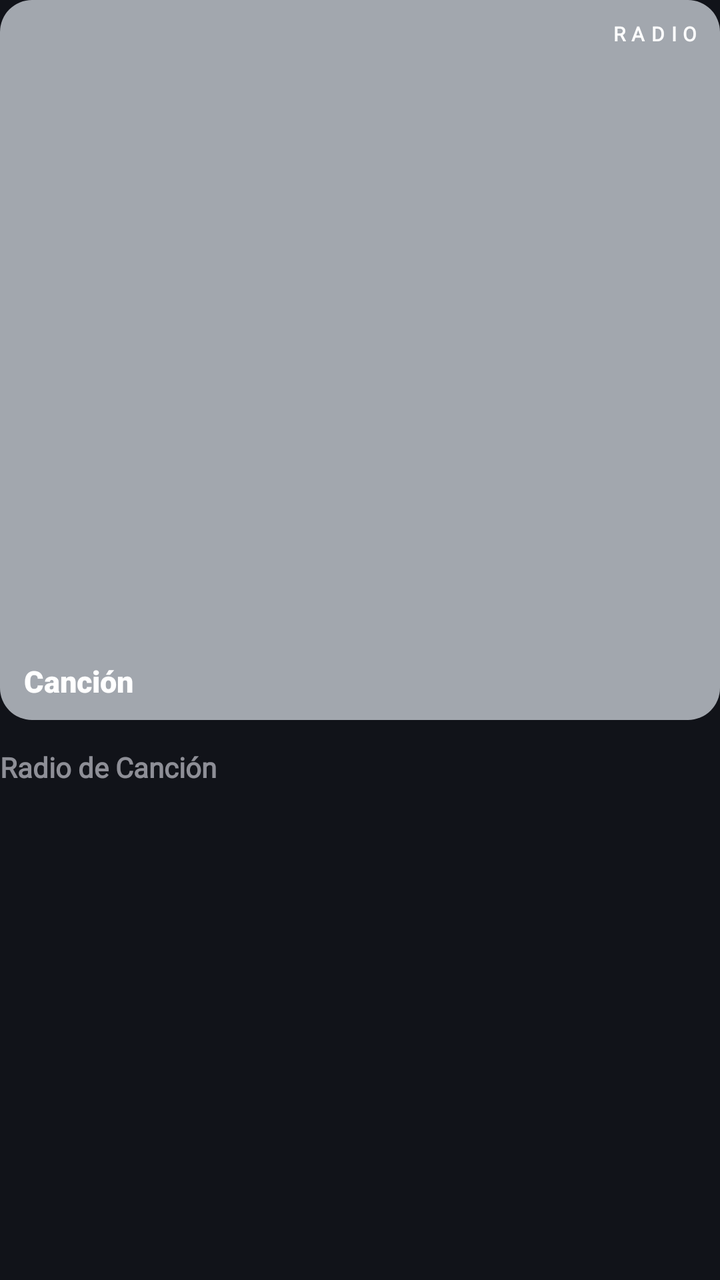
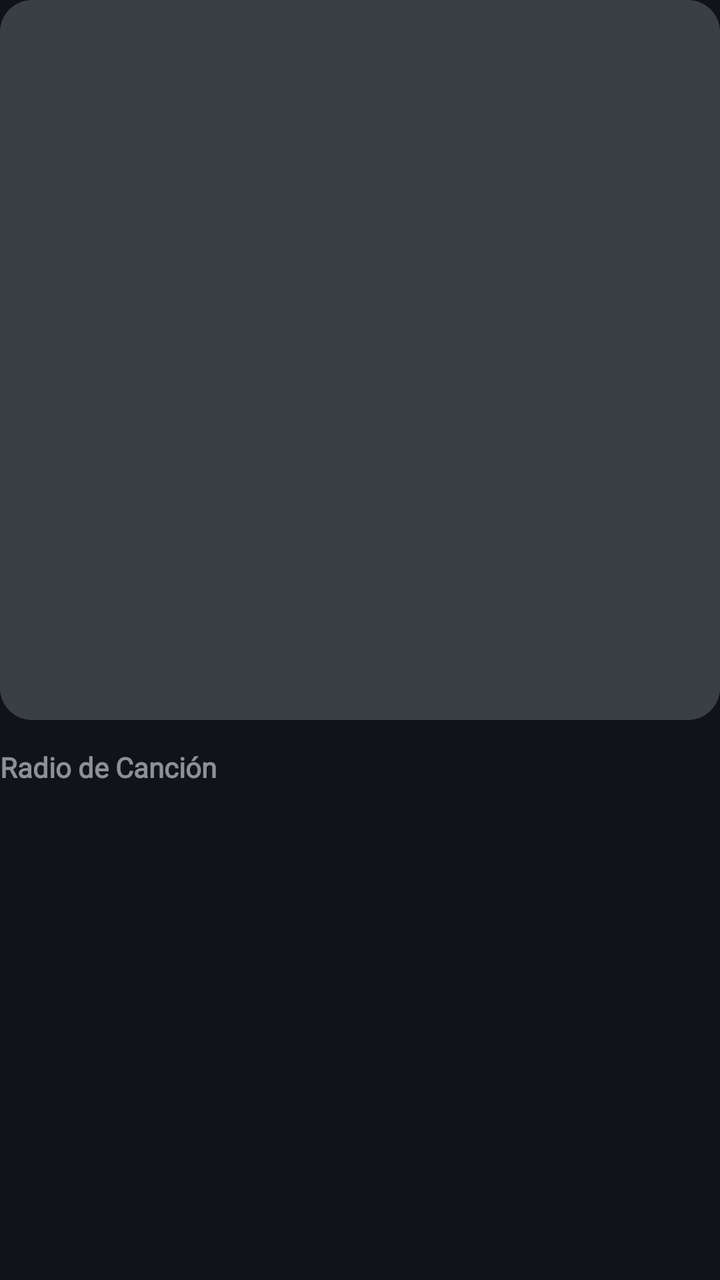

Screens rendered from an Android XML layout before and after an edit, with the pre-edit source and the edit as a unified diff.
<!-- AndroidManifest.xml: application theme Theme.Sleppify -->
<!-- res/layout/item_radio_carousel.xml -->
<?xml version="1.0" encoding="utf-8"?>
<LinearLayout xmlns:android="http://schemas.android.com/apk/res/android"
    xmlns:app="http://schemas.android.com/apk/res-auto"
    android:layout_width="match_parent"
    android:layout_height="wrap_content"
    android:orientation="vertical">

    <com.google.android.material.card.MaterialCardView
        android:id="@+id/cardRadio"
        android:layout_width="match_parent"
        android:layout_height="wrap_content"
        app:cardCornerRadius="16dp"
        app:cardElevation="0dp"
        app:strokeWidth="0dp"
        android:clickable="false"
        android:focusable="false">

        <androidx.constraintlayout.widget.ConstraintLayout
            android:layout_width="match_parent"
            android:layout_height="wrap_content">

            
            <View
                android:id="@+id/vRadioBg"
                android:layout_width="0dp"
                android:layout_height="0dp"
                android:background="#A2A7AE"
                app:layout_constraintDimensionRatio="1:1"
                app:layout_constraintTop_toTopOf="parent"
                app:layout_constraintStart_toStartOf="parent"
                app:layout_constraintEnd_toEndOf="parent" />

            
            <ImageView
                android:id="@+id/ivRadioComposite"
                android:layout_width="0dp"
                android:layout_height="0dp"
                android:scaleType="fitXY"
                android:contentDescription="@null"
                app:layout_constraintDimensionRatio="1:1"
                app:layout_constraintTop_toTopOf="@id/vRadioBg"
                app:layout_constraintBottom_toBottomOf="@id/vRadioBg"
                app:layout_constraintStart_toStartOf="@id/vRadioBg"
                app:layout_constraintEnd_toEndOf="@id/vRadioBg" />

            
            <TextView
                android:id="@+id/tvRadioTitle"
                android:layout_width="0dp"
                android:layout_height="wrap_content"
                android:layout_marginHorizontal="12dp"
                android:layout_marginBottom="10dp"
                android:maxLines="1"
                android:ellipsize="end"
                android:gravity="start"
                android:includeFontPadding="false"
                android:text="Canción"
                android:textColor="#FFFFFF"
                android:textSize="15sp"
                android:fontFamily="sans-serif-black"
                app:layout_constraintBottom_toBottomOf="@id/vRadioBg"
                app:layout_constraintStart_toStartOf="@id/vRadioBg"
                app:layout_constraintEnd_toEndOf="@id/vRadioBg" />

            
            <TextView
                android:id="@+id/tvRadioBadge"
                android:layout_width="wrap_content"
                android:layout_height="wrap_content"
                android:layout_marginTop="10dp"
                android:layout_marginEnd="10dp"
                android:text="RADIO"
                android:textColor="#FFFFFF"
                android:textSize="10sp"
                android:textStyle="bold"
                android:fontFamily="@font/inter_variable"
                android:letterSpacing="0.32"
                app:layout_constraintTop_toTopOf="@id/vRadioBg"
                app:layout_constraintEnd_toEndOf="@id/vRadioBg" />

        </androidx.constraintlayout.widget.ConstraintLayout>
    </com.google.android.material.card.MaterialCardView>

    
    <TextView
        android:id="@+id/tvRadioName"
        android:layout_width="match_parent"
        android:layout_height="wrap_content"
        android:paddingTop="16dp"
        android:paddingBottom="2dp"
        android:text="Radio de Canción"
        android:alpha="0.6"
        android:textColor="@color/text_primary"
        android:textSize="14sp"
        android:textStyle="bold"
        android:fontFamily="@font/inter_variable"
        android:maxLines="2"
        android:ellipsize="end"
        android:includeFontPadding="false" />

</LinearLayout>
<!-- resources referenced by this layout -->
<resources>
  <color name="text_primary">#e2e2eb</color>
  <style name="Theme.Sleppify" parent="Base.Theme.Sleppify" />
  <style name="Base.Theme.Sleppify" parent="Theme.Material3.Dark.NoActionBar">
          
          <item name="colorPrimary">@color/stitch_blue</item>
          <item name="colorSecondary">@color/stitch_blue_light</item>
          <item name="android:windowBackground">@color/surface_dark</item>
          <item name="android:navigationBarColor">@color/surface_dark</item>
          <item name="android:statusBarColor">@color/surface_dark</item>
          <item name="android:textColorPrimary">@color/text_primary</item>
          <item name="android:textColorSecondary">@color/text_secondary</item>
      </style>
  <color name="stitch_blue">#AEC7FD</color>
  <color name="stitch_blue_light">#AEC7FD</color>
  <color name="surface_dark">#111319</color>
  <color name="text_secondary">#c3c6d5</color>
</resources>

<!-- the commit's change to res/layout/item_radio_carousel.xml (unified diff, before → after) -->
@@ -24,7 +24,7 @@
                 android:id="@+id/vRadioBg"
                 android:layout_width="0dp"
                 android:layout_height="0dp"
-                android:background="#A2A7AE"
+                android:background="#3A3F46"
                 app:layout_constraintDimensionRatio="1:1"
                 app:layout_constraintTop_toTopOf="parent"
                 app:layout_constraintStart_toStartOf="parent"
@@ -43,41 +43,6 @@
                 app:layout_constraintStart_toStartOf="@id/vRadioBg"
                 app:layout_constraintEnd_toEndOf="@id/vRadioBg" />
 
-            
-            <TextView
-                android:id="@+id/tvRadioTitle"
-                android:layout_width="0dp"
-                android:layout_height="wrap_content"
-                android:layout_marginHorizontal="12dp"
-                android:layout_marginBottom="10dp"
-                android:maxLines="1"
-                android:ellipsize="end"
-                android:gravity="start"
-                android:includeFontPadding="false"
-                android:text="Canción"
-                android:textColor="#FFFFFF"
-                android:textSize="15sp"
-                android:fontFamily="sans-serif-black"
-                app:layout_constraintBottom_toBottomOf="@id/vRadioBg"
-                app:layout_constraintStart_toStartOf="@id/vRadioBg"
-                app:layout_constraintEnd_toEndOf="@id/vRadioBg" />
-
-            
-            <TextView
-                android:id="@+id/tvRadioBadge"
-                android:layout_width="wrap_content"
-                android:layout_height="wrap_content"
-                android:layout_marginTop="10dp"
-                android:layout_marginEnd="10dp"
-                android:text="RADIO"
-                android:textColor="#FFFFFF"
-                android:textSize="10sp"
-                android:textStyle="bold"
-                android:fontFamily="@font/inter_variable"
-                android:letterSpacing="0.32"
-                app:layout_constraintTop_toTopOf="@id/vRadioBg"
-                app:layout_constraintEnd_toEndOf="@id/vRadioBg" />
-
         </androidx.constraintlayout.widget.ConstraintLayout>
     </com.google.android.material.card.MaterialCardView>
 
@@ -94,6 +59,7 @@
         android:textSize="14sp"
         android:textStyle="bold"
         android:fontFamily="@font/inter_variable"
+        android:minLines="2"
         android:maxLines="2"
         android:ellipsize="end"
         android:includeFontPadding="false" />
